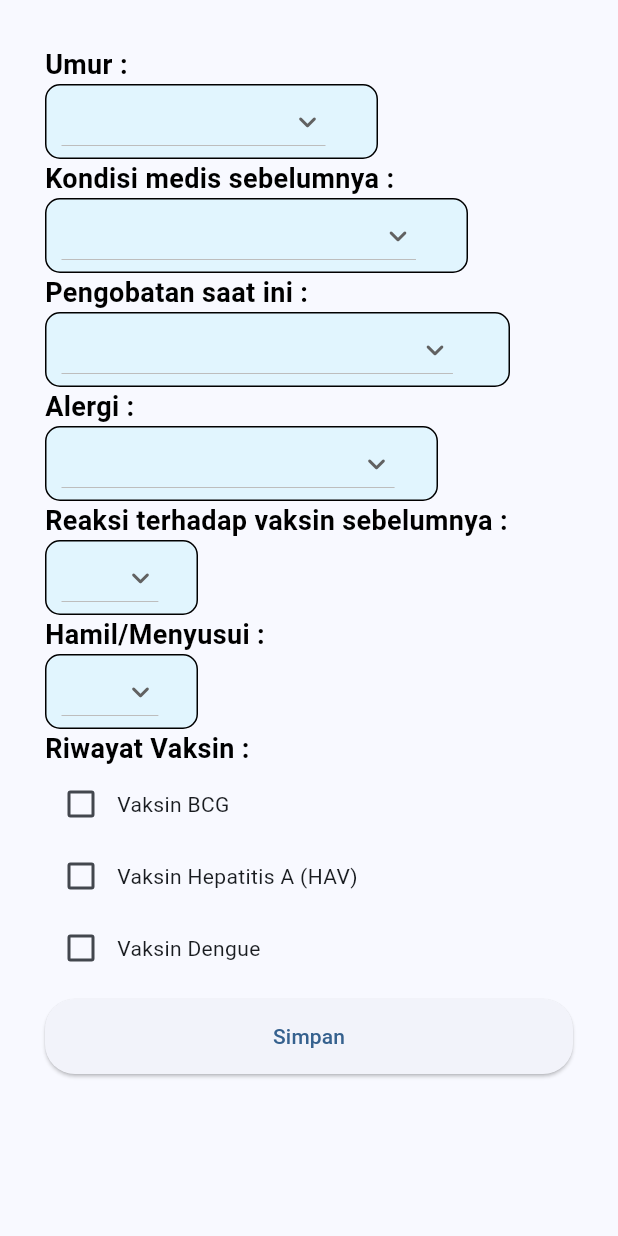
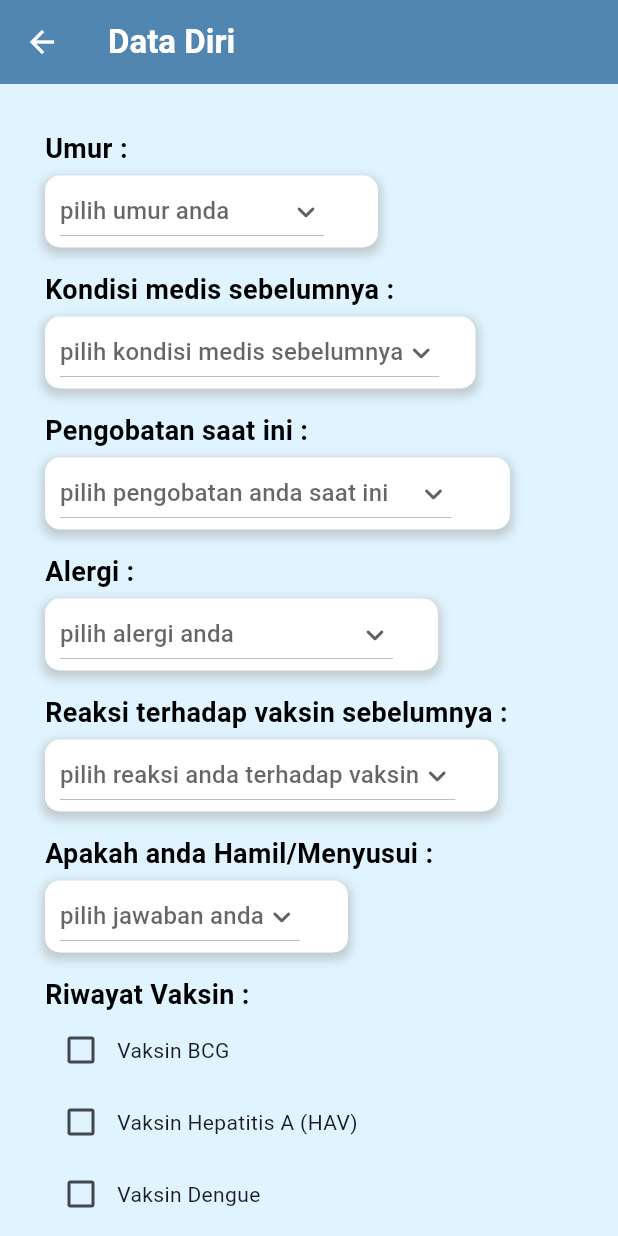
Before and after one commit to thekill022/travel_healtcare, a Flutter app: the DataDiri screen opened directly with empty values, on a phone screen of 412 x 824 dp. Run offline on Flutter 3.47's test engine with Material 3 defaults, Android fonts, the phone set to English and light mode, and no system bars; our stand-ins replace iconsax, shared_preferences; accounts and stored records are empty.

Commit message:
memperbaiki tampilan data form dan profile

```diff
--- a/lib/views/data_diri.dart
+++ b/lib/views/data_diri.dart
@@ -1,4 +1,5 @@
 import 'package:flutter/material.dart';
+import 'package:travel_healthcare/components/header_sub.dart';
 import 'package:travel_healthcare/controller/userdata_controller.dart';
 import 'package:travel_healthcare/model/UserDataModel.dart';
 
@@ -39,29 +40,29 @@ class _DataDiriState extends State<DataDiri> {
 
   var userdatactrl = UserDataController(isEdit: true);
 
-  int? userId;
-  String? umur;
-  String? kondisiMedis;
-  String? pengobatan;
-  String? alergi;
-  String? reaksiVaksin;
-  String? hamilMenyusui;
+  // int? userId;
+  String? umurbaru;
+  String? kondisiMedisbaru;
+  String? pengobatanbaru;
+  String? alergibaru;
+  String? reaksiVaksinbaru;
+  String? hamilMenyusuibaru;
   // String? riwayatVaksin;
-  bool? vaccineBcg;
-  bool? vaccineHepatitis;
-  bool? vaccineDengue;
+  bool? vaccineBcgbaru;
+  bool? vaccineHepatitisbaru;
+  bool? vaccineDenguebaru;
 
   Future<void> addDataDiri() async {
     UserDataModel userDataModel = UserDataModel(
-      umur: umur!,
-      kondisiMedis: kondisiMedis!,
-      pengobatan: pengobatan!,
-      alergi: alergi!,
-      reaksiVaksin: reaksiVaksin!,
-      hamilMenyusui: hamilMenyusui!,
-      vaccineBcg: vaccineBcg,
-      vaccineHepatitis: vaccineHepatitis,
-      vaccineDengue: vaccineDengue,
+      umur: umurbaru!,
+      kondisiMedis: kondisiMedisbaru!,
+      pengobatan: pengobatanbaru!,
+      alergi: alergibaru!,
+      reaksiVaksin: reaksiVaksinbaru!,
+      hamilMenyusui: hamilMenyusuibaru!,
+      vaccineBcg: vaccineBcgbaru,
+      vaccineHepatitis: vaccineHepatitisbaru,
+      vaccineDengue: vaccineDenguebaru,
       // userId: userId!,
     );
     await userdatactrl.createUserData(userDataModel);
@@ -72,15 +73,15 @@ class _DataDiriState extends State<DataDiri> {
     super.initState();
     if (widget.isEdit) {
       setState(() {
-        umur = widget.umur;
-        kondisiMedis = widget.kondisiMedis;
-        pengobatan = widget.pengobatan;
-        alergi = widget.alergi;
-        reaksiVaksin = widget.reaksiVaksin;
-        hamilMenyusui = widget.hamilMenyusui;
-        vaccineBcg = widget.vaccineBcg;
-        vaccineHepatitis = widget.vaccineHepatitis;
-        vaccineDengue = widget.vaccineDengue;
+        umurbaru = widget.umur;
+        kondisiMedisbaru = widget.kondisiMedis;
+        pengobatanbaru = widget.pengobatan;
+        alergibaru = widget.alergi;
+        reaksiVaksinbaru = widget.reaksiVaksin;
+        hamilMenyusuibaru = widget.hamilMenyusui;
+        vaccineBcgbaru = widget.vaccineBcg;
+        vaccineHepatitisbaru = widget.vaccineHepatitis;
+        vaccineDenguebaru = widget.vaccineDengue;
       });
     }
   }
@@ -202,9 +203,13 @@ class _DataDiriState extends State<DataDiri> {
     return items6;
   }
 
+  Color myColor = Color(0xFFE0F4FF);
+
   @override
   Widget build(BuildContext context) {
     return Scaffold(
+      appBar: HeaderSub(context, titleText: "Data Diri"),
+      backgroundColor: myColor,
       body: SafeArea(
         child: Form(
           key: _formKey,
@@ -215,7 +220,7 @@ class _DataDiriState extends State<DataDiri> {
                 Container(
                   alignment: Alignment.centerLeft,
                   child: const Text(
-                    'Umur :',
+                    'Umur : ',
                     style: TextStyle(
                       color: Colors.black,
                       fontWeight: FontWeight.bold,
@@ -223,27 +228,38 @@ class _DataDiriState extends State<DataDiri> {
                     ),
                   ),
                 ),
+                const SizedBox(height: 5),
                 Container(
                   alignment: Alignment.centerLeft,
                   padding: const EdgeInsets.only(left: 10),
                   margin: const EdgeInsets.only(right: 130),
                   decoration: BoxDecoration(
-                      color: Colors.lightBlue[50],
-                      border: Border.all(color: Colors.black, width: 1),
-                      borderRadius: BorderRadius.circular(10)),
+                    boxShadow: [
+                      BoxShadow(
+                        color: Colors.grey.withOpacity(0.5),
+                        spreadRadius: 2,
+                        blurRadius: 5,
+                        offset: Offset(0, 3),
+                      ),
+                    ],
+                    color: Colors.white,
+                    borderRadius: BorderRadius.circular(10),
+                  ),
                   child: DropdownButton(
                     borderRadius: BorderRadius.circular(10),
                     icon: const Icon(Icons.keyboard_arrow_down_rounded),
                     dropdownColor: Colors.lightBlueAccent,
-                    value: umur,
+                    hint: const Text('pilih umur anda'),
+                    value: umurbaru,
                     items: generateItems(ket),
                     onChanged: (item) {
                       setState(() {
-                        umur = item;
+                        umurbaru = item;
                       });
                     },
                   ),
                 ),
+                const SizedBox(height: 15),
                 Container(
                   alignment: Alignment.centerLeft,
                   child: const Text(
@@ -255,27 +271,38 @@ class _DataDiriState extends State<DataDiri> {
                     ),
                   ),
                 ),
+                const SizedBox(height: 5),
                 Container(
                   alignment: Alignment.centerLeft,
                   padding: const EdgeInsets.only(left: 10),
-                  margin: const EdgeInsets.only(right: 70),
+                  margin: const EdgeInsets.only(right: 65),
                   decoration: BoxDecoration(
-                      color: Colors.lightBlue[50],
-                      border: Border.all(color: Colors.black, width: 1),
-                      borderRadius: BorderRadius.circular(10)),
+                    boxShadow: [
+                      BoxShadow(
+                        color: Colors.grey.withOpacity(0.5),
+                        spreadRadius: 2,
+                        blurRadius: 5,
+                        offset: Offset(0, 3),
+                      ),
+                    ],
+                    color: Colors.white,
+                    borderRadius: BorderRadius.circular(10),
+                  ),
                   child: DropdownButton(
                     borderRadius: BorderRadius.circular(10),
                     icon: const Icon(Icons.keyboard_arrow_down_rounded),
                     dropdownColor: Colors.lightBlueAccent,
-                    value: kondisiMedis,
+                    hint: const Text('pilih kondisi medis sebelumnya'),
+                    value: kondisiMedisbaru,
                     items: generateKondisi(kondisimed),
                     onChanged: (item2) {
                       setState(() {
-                        kondisiMedis = item2;
+                        kondisiMedisbaru = item2;
                       });
                     },
                   ),
                 ),
+                const SizedBox(height: 15),
                 Container(
                   alignment: Alignment.centerLeft,
                   child: const Text(
@@ -287,27 +314,38 @@ class _DataDiriState extends State<DataDiri> {
                     ),
                   ),
                 ),
+                const SizedBox(height: 5),
                 Container(
                   alignment: Alignment.centerLeft,
                   padding: const EdgeInsets.only(left: 10),
                   margin: const EdgeInsets.only(right: 42),
                   decoration: BoxDecoration(
-                      color: Colors.lightBlue[50],
-                      border: Border.all(color: Colors.black, width: 1),
-                      borderRadius: BorderRadius.circular(10)),
+                    boxShadow: [
+                      BoxShadow(
+                        color: Colors.grey.withOpacity(0.5),
+                        spreadRadius: 2,
+                        blurRadius: 5,
+                        offset: Offset(0, 3),
+                      ),
+                    ],
+                    color: Colors.white,
+                    borderRadius: BorderRadius.circular(10),
+                  ),
                   child: DropdownButton(
                     borderRadius: BorderRadius.circular(10),
                     icon: const Icon(Icons.keyboard_arrow_down_rounded),
                     dropdownColor: Colors.lightBlueAccent,
-                    value: pengobatan,
+                    hint: const Text('pilih pengobatan anda saat ini'),
+                    value: pengobatanbaru,
                     items: generateObat(obat),
                     onChanged: (item3) {
                       setState(() {
-                        pengobatan = item3;
+                        pengobatanbaru = item3;
                       });
                     },
                   ),
                 ),
+                const SizedBox(height: 15),
                 Container(
                   alignment: Alignment.centerLeft,
                   child: const Text(
@@ -319,27 +357,38 @@ class _DataDiriState extends State<DataDiri> {
                     ),
                   ),
                 ),
+                const SizedBox(height: 5),
                 Container(
                   alignment: Alignment.centerLeft,
                   padding: const EdgeInsets.only(left: 10),
                   margin: const EdgeInsets.only(right: 90),
                   decoration: BoxDecoration(
-                      color: Colors.lightBlue[50],
-                      border: Border.all(color: Colors.black, width: 1),
-                      borderRadius: BorderRadius.circular(10)),
+                    boxShadow: [
+                      BoxShadow(
+                        color: Colors.grey.withOpacity(0.5),
+                        spreadRadius: 2,
+                        blurRadius: 5,
+                        offset: Offset(0, 3),
+                      ),
+                    ],
+                    color: Colors.white,
+                    borderRadius: BorderRadius.circular(10),
+                  ),
                   child: DropdownButton(
                     borderRadius: BorderRadius.circular(10),
                     icon: const Icon(Icons.keyboard_arrow_down_rounded),
                     dropdownColor: Colors.lightBlueAccent,
-                    value: alergi,
+                    hint: const Text('pilih alergi anda'),
+                    value: alergibaru,
                     items: generateAlergi(alergidd),
                     onChanged: (item4) {
                       setState(() {
-                        alergi = item4;
+                        alergibaru = item4;
                       });
                     },
                   ),
                 ),
+                const SizedBox(height: 15),
                 Container(
                   alignment: Alignment.centerLeft,
                   child: const Text(
@@ -351,31 +400,42 @@ class _DataDiriState extends State<DataDiri> {
                     ),
                   ),
                 ),
+                const SizedBox(height: 5),
                 Container(
                   alignment: Alignment.centerLeft,
                   padding: const EdgeInsets.only(left: 10),
-                  margin: const EdgeInsets.only(right: 250),
+                  margin: const EdgeInsets.only(right: 50),
                   decoration: BoxDecoration(
-                      color: Colors.lightBlue[50],
-                      border: Border.all(color: Colors.black, width: 1),
-                      borderRadius: BorderRadius.circular(10)),
+                    boxShadow: [
+                      BoxShadow(
+                        color: Colors.grey.withOpacity(0.5),
+                        spreadRadius: 2,
+                        blurRadius: 5,
+                        offset: Offset(0, 3),
+                      ),
+                    ],
+                    color: Colors.white,
+                    borderRadius: BorderRadius.circular(10),
+                  ),
                   child: DropdownButton(
                     borderRadius: BorderRadius.circular(10),
                     icon: const Icon(Icons.keyboard_arrow_down_rounded),
                     dropdownColor: Colors.lightBlueAccent,
-                    value: reaksiVaksin,
+                    hint: const Text('pilih reaksi anda terhadap vaksin'),
+                    value: reaksiVaksinbaru,
                     items: generateReakvaksin(reakvaksin),
                     onChanged: (item5) {
                       setState(() {
-                        reaksiVaksin = item5;
+                        reaksiVaksinbaru = item5;
                       });
                     },
                   ),
                 ),
+                const SizedBox(height: 15),
                 Container(
                   alignment: Alignment.centerLeft,
                   child: const Text(
-                    'Hamil/Menyusui :',
+                    'Apakah anda Hamil/Menyusui :',
                     style: TextStyle(
                       color: Colors.black,
                       fontWeight: FontWeight.bold,
@@ -383,27 +443,38 @@ class _DataDiriState extends State<DataDiri> {
                     ),
                   ),
                 ),
+                const SizedBox(height: 5),
                 Container(
                   alignment: Alignment.centerLeft,
                   padding: const EdgeInsets.only(left: 10),
-                  margin: const EdgeInsets.only(right: 250),
+                  margin: const EdgeInsets.only(right: 150),
                   decoration: BoxDecoration(
-                      color: Colors.lightBlue[50],
-                      border: Border.all(color: Colors.black, width: 1),
-                      borderRadius: BorderRadius.circular(10)),
+                    boxShadow: [
+                      BoxShadow(
+                        color: Colors.grey.withOpacity(0.5),
+                        spreadRadius: 2,
+                        blurRadius: 5,
+                        offset: Offset(0, 3),
+                      ),
+                    ],
+                    color: Colors.white,
+                    borderRadius: BorderRadius.circular(10),
+                  ),
                   child: DropdownButton(
                     borderRadius: BorderRadius.circular(10),
                     icon: const Icon(Icons.keyboard_arrow_down_rounded),
                     dropdownColor: Colors.lightBlueAccent,
-                    value: hamilMenyusui,
+                    hint: const Text('pilih jawaban anda'),
+                    value: hamilMenyusuibaru,
                     items: generateBusui(busui),
                     onChanged: (item5) {
                       setState(() {
-                        hamilMenyusui = item5;
+                        hamilMenyusuibaru = item5;
                       });
                     },
                   ),
                 ),
+                const SizedBox(height: 15),
                 Container(
                   alignment: Alignment.centerLeft,
                   child: const Text(
@@ -419,17 +490,17 @@ class _DataDiriState extends State<DataDiri> {
                   children: [
                     buildVaksinCheckbox('Vaksin BCG', (value) {
                       setState(() {
-                        vaccineBcg = value;
+                        vaccineBcgbaru = value;
                       });
                     }),
                     buildVaksinCheckbox('Vaksin Hepatitis A (HAV)', (value) {
                       setState(() {
-                        vaccineHepatitis = value;
+                        vaccineHepatitisbaru = value;
                       });
                     }),
                     buildVaksinCheckbox('Vaksin Dengue', (value) {
                       setState(() {
-                        vaccineDengue = value;
+                        vaccineDenguebaru = value;
                       });
                     }),
                   ],
@@ -477,10 +548,10 @@ class _DataDiriState extends State<DataDiri> {
         Checkbox(
           value: onChanged != null
               ? vaksinName == 'Vaksin BCG'
-                  ? vaccineBcg ?? false
+                  ? vaccineBcgbaru ?? false
                   : vaksinName == 'Vaksin Hepatitis A (HAV)'
-                      ? vaccineHepatitis ?? false
-                      : vaccineDengue ?? false
+                      ? vaccineHepatitisbaru ?? false
+                      : vaccineDenguebaru ?? false
               : false,
           onChanged: onChanged,
         ),
--- a/lib/views/perjalanan/edit_form_perjalanan.dart
+++ b/lib/views/perjalanan/edit_form_perjalanan.dart
@@ -205,7 +205,8 @@ class _UpdateFormPerjalananState extends State<UpdateFormPerjalanan> {
                       ),
                     ],
                     color: Colors.white,
-                      borderRadius: BorderRadius.circular(10)),
+                    borderRadius: BorderRadius.circular(10),
+                  ),
                   child: DropdownButton(
                     borderRadius: BorderRadius.circular(10),
                     icon: const Icon(Icons.keyboard_arrow_down_rounded),
--- a/lib/views/profile.dart
+++ b/lib/views/profile.dart
@@ -1,4 +1,5 @@
 import 'package:flutter/material.dart';
+import 'package:travel_healthcare/components/header_sub.dart';
 import 'package:travel_healthcare/controller/userdata_controller.dart';
 import 'package:travel_healthcare/model/UserDataModel.dart';
 import 'package:travel_healthcare/model/user_model.dart';
@@ -31,6 +32,7 @@ class _ProfilePageState extends State<ProfilePage> {
   @override
   Widget build(BuildContext context) {
     return Scaffold(
+      appBar: HeaderSub(context, titleText: "Profil"),
       body: SafeArea(
         child: SingleChildScrollView(
           child: Container(
```
Lines whose indentation alone changed are shown as unchanged.
